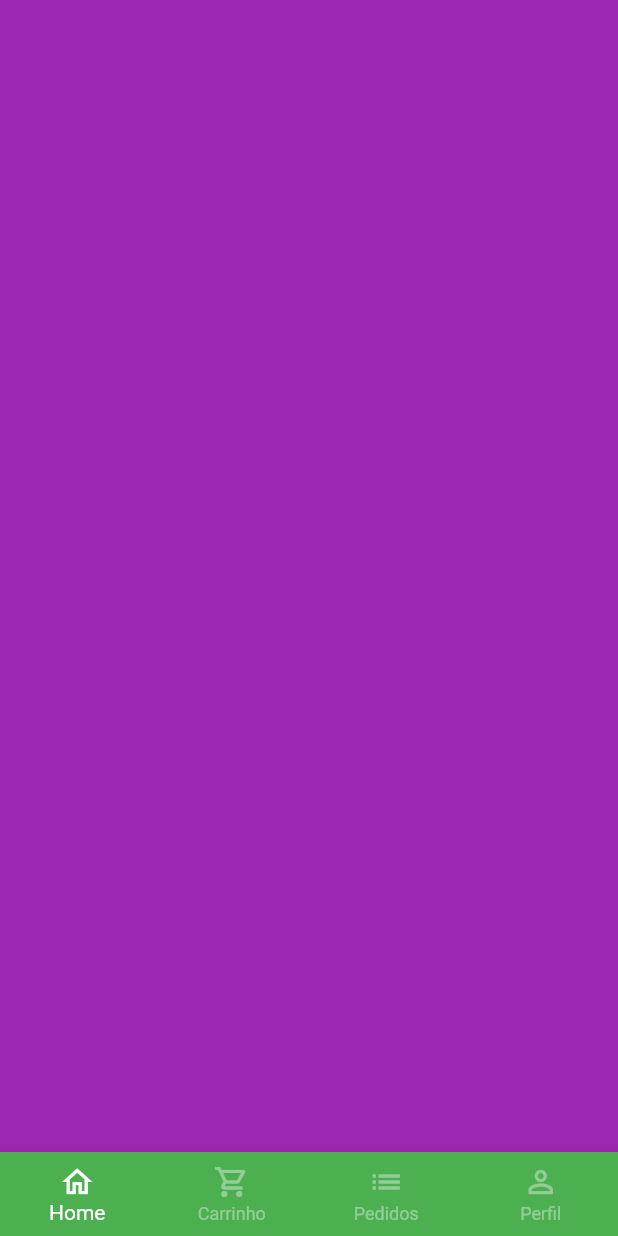
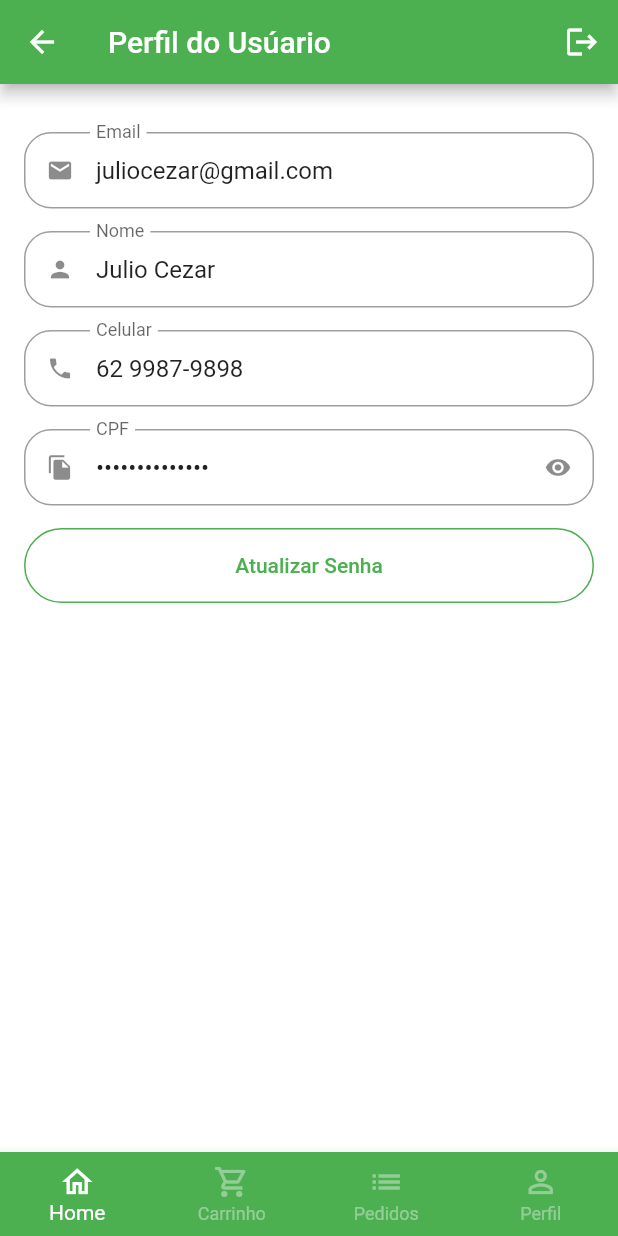
Before and after one commit to JulioCezar-1991/greengrocer_flutter_udemy, a Flutter app: the BaseScreen screen opened directly, swiped to page 4, on a phone screen of 412 x 824 dp. Run offline on Flutter 3.47's test engine with Material 2 defaults, Android fonts, the phone set to English and light mode, and no system bars; our stand-ins replace animated_text_kit, badges, mask_text_input_formatter.

Commit message:
created profile_tab__ui

```diff
--- a/lib/src/config/app_data.dart
+++ b/lib/src/config/app_data.dart
@@ -1,5 +1,6 @@
 import 'package:greengrocer/src/model/cart_item_model.dart';
 import 'package:greengrocer/src/model/item_model.dart';
+import 'package:greengrocer/src/model/user_model.dart';
 
 ItemModel apple = ItemModel(
   description:
@@ -87,3 +88,10 @@ List<CartItemModel> cartItems = [
     quantity: 1,
   )
 ];
+
+UserModel user = UserModel(
+    name: 'Julio Cezar',
+    email: 'juliocezar@gmail.com',
+    phone: '62 9987-9898',
+    cpf: '050.684.895-55',
+    password: 'senha');
--- /dev/null
+++ b/lib/src/model/user_model.dart
@@ -0,0 +1,14 @@
+class UserModel {
+  String name;
+  String email;
+  String phone;
+  String cpf;
+  String password;
+
+  UserModel(
+      {required this.name,
+      required this.email,
+      required this.phone,
+      required this.cpf,
+      required this.password});
+}
--- a/lib/src/pages/auth/sign_in_screen.dart
+++ b/lib/src/pages/auth/sign_in_screen.dart
@@ -4,7 +4,7 @@ import 'package:flutter/material.dart';
 import 'package:greengrocer/src/config/custom_colors.dart';
 import 'package:greengrocer/src/pages/base/base_screen.dart';
 
-import 'components/custom_text_field.dart';
+import '../common_widgets/custom_text_field.dart';
 import 'sign_up_screen.dart';
 
 class SignInScreen extends StatelessWidget {
--- a/lib/src/pages/auth/sign_up_screen.dart
+++ b/lib/src/pages/auth/sign_up_screen.dart
@@ -1,6 +1,6 @@
 import 'package:flutter/material.dart';
 import 'package:greengrocer/src/config/custom_colors.dart';
-import 'package:greengrocer/src/pages/auth/components/custom_text_field.dart';
+import 'package:greengrocer/src/pages/common_widgets/custom_text_field.dart';
 import 'package:mask_text_input_formatter/mask_text_input_formatter.dart';
 
 class SignUpScreen extends StatefulWidget {
--- a/lib/src/pages/base/base_screen.dart
+++ b/lib/src/pages/base/base_screen.dart
@@ -1,6 +1,7 @@
 import 'package:flutter/material.dart';
 import 'package:greengrocer/src/pages/cart/cart_tab.dart';
 import 'package:greengrocer/src/pages/home/home_tab.dart';
+import 'package:greengrocer/src/pages/profile/profile_tab.dart';
 
 class BaseScreen extends StatefulWidget {
   const BaseScreen({Key? key}) : super(key: key);
@@ -21,9 +22,9 @@ class _BaseScreenState extends State<BaseScreen> {
         controller: pageController,
         children: [
           const HomeTab(),
-          CartTab(),
+          const CartTab(),
           Container(color: Colors.blue),
-          Container(color: Colors.purple),
+          const ProfileTab()
         ],
       ),
       bottomNavigationBar: BottomNavigationBar(
--- a/lib/src/pages/cart/cart_tab.dart
+++ b/lib/src/pages/cart/cart_tab.dart
@@ -89,7 +89,6 @@ class _CartTabState extends State<CartTab> {
                       ),
                       onPressed: () async {
                         bool? result = await _showOrderConfirmation();
-                        print(result);
                       },
                       child: const Text(
                         'Concluir Pedido',
--- a/lib/src/pages/auth/components/custom_text_field.dart
+++ b/lib/src/pages/common_widgets/custom_text_field.dart
@@ -6,6 +6,8 @@ class CustomTextField extends StatefulWidget {
   final String label;
   final bool isSecret;
   final List<TextInputFormatter>? inputFormatters;
+  final String? initialValue;
+  final bool readOnly;
 
   const CustomTextField({
     Key? key,
@@ -13,6 +15,8 @@ class CustomTextField extends StatefulWidget {
     required this.label,
     this.isSecret = false,
     this.inputFormatters,
+    this.initialValue,
+    this.readOnly = false,
   }) : super(key: key);
 
   @override
@@ -33,6 +37,8 @@ class _CustomTextFieldState extends State<CustomTextField> {
     return Padding(
       padding: const EdgeInsets.only(bottom: 15),
       child: TextFormField(
+        readOnly: widget.readOnly,
+        initialValue: widget.initialValue,
         inputFormatters: widget.inputFormatters,
         obscureText: isObscure,
         decoration: InputDecoration(
--- /dev/null
+++ b/lib/src/pages/profile/profile_tab.dart
@@ -0,0 +1,147 @@
+import 'package:flutter/material.dart';
+import 'package:greengrocer/src/pages/common_widgets/custom_text_field.dart';
+import 'package:greengrocer/src/config/app_data.dart' as app_data;
+
+class ProfileTab extends StatefulWidget {
+  const ProfileTab({Key? key}) : super(key: key);
+
+  @override
+  State<ProfileTab> createState() => _ProfileTabState();
+}
+
+class _ProfileTabState extends State<ProfileTab> {
+  @override
+  Widget build(BuildContext context) {
+    return Scaffold(
+      appBar: AppBar(
+        title: const Text('Perfil do Usúario'),
+        actions: [
+          IconButton(
+            onPressed: () {},
+            icon: const Icon(Icons.logout),
+          ),
+        ],
+      ),
+      body: ListView(
+        physics: const BouncingScrollPhysics(),
+        padding: const EdgeInsets.fromLTRB(16, 32, 16, 16),
+        children: [
+          CustomTextField(
+            readOnly: true,
+            initialValue: app_data.user.email,
+            icon: Icons.email,
+            label: 'Email',
+          ),
+          CustomTextField(
+            readOnly: true,
+            initialValue: app_data.user.name,
+            icon: Icons.person,
+            label: 'Nome',
+          ),
+          CustomTextField(
+            readOnly: true,
+            initialValue: app_data.user.phone,
+            icon: Icons.phone,
+            label: 'Celular',
+          ),
+          CustomTextField(
+            initialValue: app_data.user.cpf,
+            icon: Icons.file_copy,
+            label: 'CPF',
+            isSecret: true,
+          ),
+          SizedBox(
+            height: 50,
+            child: OutlinedButton(
+              style: OutlinedButton.styleFrom(
+                side: const BorderSide(color: Colors.green),
+                shape: RoundedRectangleBorder(
+                  borderRadius: BorderRadius.circular(30),
+                ),
+              ),
+              onPressed: () {
+                _updatePassword();
+              },
+              child: const Text('Atualizar Senha'),
+            ),
+          )
+        ],
+      ),
+    );
+  }
+
+  Future<bool?> _updatePassword() {
+    return showDialog(
+      context: context,
+      builder: (context) {
+        return Dialog(
+          shape: RoundedRectangleBorder(
+            borderRadius: BorderRadius.circular(20),
+          ),
+          child: Stack(
+            children: [
+              Padding(
+                padding: const EdgeInsets.all(16.0),
+                child: Column(
+                  crossAxisAlignment: CrossAxisAlignment.stretch,
+                  mainAxisSize: MainAxisSize.min,
+                  children: [
+                    const Padding(
+                      padding: EdgeInsets.symmetric(vertical: 12),
+                      child: Text(
+                        'Atualização de Senha',
+                        textAlign: TextAlign.center,
+                        style: TextStyle(
+                          fontWeight: FontWeight.bold,
+                          fontSize: 18,
+                        ),
+                      ),
+                    ),
+                    const CustomTextField(
+                      isSecret: true,
+                      icon: Icons.lock,
+                      label: 'Senha Atual',
+                    ),
+                    const CustomTextField(
+                      isSecret: true,
+                      icon: Icons.lock_outlined,
+                      label: 'Nova Senha',
+                    ),
+                    const CustomTextField(
+                      isSecret: true,
+                      icon: Icons.lock_outlined,
+                      label: 'Confirmar Senha',
+                    ),
+                    SizedBox(
+                      height: 45,
+                      child: ElevatedButton(
+                        style: ElevatedButton.styleFrom(
+                          shape: RoundedRectangleBorder(
+                            borderRadius: BorderRadius.circular(20),
+                          ),
+                        ),
+                        onPressed: () {},
+                        child: const Text('Atualizar'),
+                      ),
+                    )
+                  ],
+                ),
+              ),
+              Positioned(
+                  top: 5,
+                  right: 5,
+                  child: IconButton(
+                    onPressed: () {
+                      Navigator.of(context).pop();
+                    },
+                    icon: const Icon(
+                      Icons.close,
+                    ),
+                  ))
+            ],
+          ),
+        );
+      },
+    );
+  }
+}
```
